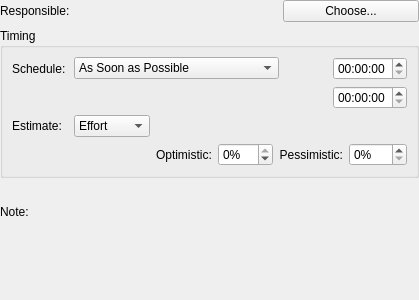
Qt form kplato/kptconfigtaskpanelbase.ui (KDE/calligra) before a commit.
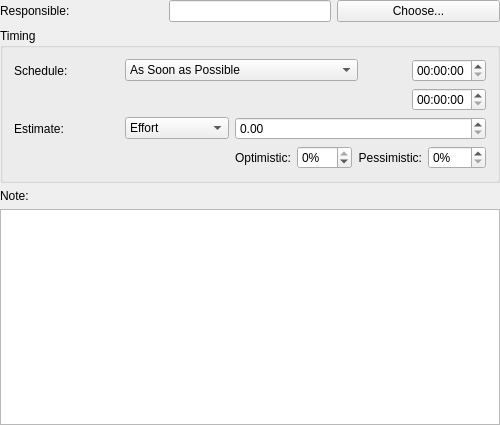
The same form after that commit. Custom widgets are drawn as their Qt base class.

Commit message: Remove DurationWidget, use DurationSpinBox instead.

The edit to the form file:
```diff
--- a/kplato/kptconfigtaskpanelbase.ui
+++ b/kplato/kptconfigtaskpanelbase.ui
@@ -6,16 +6,22 @@
    <rect>
     <x>0</x>
     <y>0</y>
-    <width>419</width>
-    <height>300</height>
+    <width>500</width>
+    <height>425</height>
    </rect>
   </property>
   <layout class="QVBoxLayout" >
    <property name="margin" >
     <number>0</number>
    </property>
-   <property name="spacing" >
-    <number>6</number>
+   <property name="topMargin" >
+    <number>0</number>
+   </property>
+   <property name="rightMargin" >
+    <number>0</number>
+   </property>
+   <property name="bottomMargin" >
+    <number>0</number>
    </property>
    <item>
     <layout class="QHBoxLayout" >
@@ -44,11 +50,9 @@
       </widget>
      </item>
      <item>
-      <widget class="KLineEdit" native="1" name="leaderfield" >
+      <widget class="KLineEdit" name="leaderfield" >
        <property name="sizePolicy" >
-        <sizepolicy>
-         <hsizetype>5</hsizetype>
-         <vsizetype>5</vsizetype>
+        <sizepolicy vsizetype="Preferred" hsizetype="Preferred" >
          <horstretch>0</horstretch>
          <verstretch>0</verstretch>
         </sizepolicy>
@@ -84,18 +88,10 @@
       <string>Timing</string>
      </property>
      <layout class="QGridLayout" >
-      <property name="margin" >
-       <number>9</number>
-      </property>
-      <property name="spacing" >
-       <number>6</number>
-      </property>
       <item row="0" column="0" >
        <widget class="QLabel" name="textLabel3" >
         <property name="sizePolicy" >
-         <sizepolicy>
-          <hsizetype>5</hsizetype>
-          <vsizetype>5</vsizetype>
+         <sizepolicy vsizetype="Preferred" hsizetype="Preferred" >
           <horstretch>0</horstretch>
           <verstretch>0</verstretch>
          </sizepolicy>
@@ -114,9 +110,7 @@
       <item row="0" column="1" colspan="2" >
        <widget class="KComboBox" name="scheduleType" >
         <property name="sizePolicy" >
-         <sizepolicy>
-          <hsizetype>5</hsizetype>
-          <vsizetype>0</vsizetype>
+         <sizepolicy vsizetype="Fixed" hsizetype="Preferred" >
           <horstretch>0</horstretch>
           <verstretch>0</verstretch>
          </sizepolicy>
@@ -217,9 +211,7 @@
       <item row="2" column="0" >
        <widget class="QLabel" name="textLabel3_2" >
         <property name="sizePolicy" >
-         <sizepolicy>
-          <hsizetype>5</hsizetype>
-          <vsizetype>5</vsizetype>
+         <sizepolicy vsizetype="Preferred" hsizetype="Preferred" >
           <horstretch>0</horstretch>
           <verstretch>0</verstretch>
          </sizepolicy>
@@ -235,9 +227,7 @@
       <item row="2" column="1" >
        <widget class="KComboBox" name="estimateType" >
         <property name="sizePolicy" >
-         <sizepolicy>
-          <hsizetype>5</hsizetype>
-          <vsizetype>0</vsizetype>
+         <sizepolicy vsizetype="Fixed" hsizetype="Preferred" >
           <horstretch>0</horstretch>
           <verstretch>0</verstretch>
          </sizepolicy>
@@ -258,14 +248,7 @@
        </widget>
       </item>
       <item row="2" column="2" colspan="2" >
-       <widget class="QWidget" native="1" name="durationHolder" >
-        <property name="minimumSize" >
-         <size>
-          <width>250</width>
-          <height>18</height>
-         </size>
-        </property>
-       </widget>
+       <widget class="DurationSpinBox" name="estimate" />
       </item>
       <item row="3" column="2" colspan="2" >
        <layout class="QHBoxLayout" >
@@ -278,9 +261,7 @@
         <item>
          <widget class="QLabel" name="textLabel1_2" >
           <property name="sizePolicy" >
-           <sizepolicy>
-            <hsizetype>5</hsizetype>
-            <vsizetype>5</vsizetype>
+           <sizepolicy vsizetype="Preferred" hsizetype="Preferred" >
             <horstretch>0</horstretch>
             <verstretch>0</verstretch>
            </sizepolicy>
@@ -312,9 +293,7 @@
         <item>
          <widget class="QLabel" name="textLabel2_2" >
           <property name="sizePolicy" >
-           <sizepolicy>
-            <hsizetype>5</hsizetype>
-            <vsizetype>5</vsizetype>
+           <sizepolicy vsizetype="Preferred" hsizetype="Preferred" >
             <horstretch>0</horstretch>
             <verstretch>0</verstretch>
            </sizepolicy>
@@ -362,17 +341,16 @@
     </widget>
    </item>
    <item>
-    <widget class="KTextEdit" native="1" name="descriptionfield" />
+    <widget class="KTextEdit" name="descriptionfield" />
    </item>
   </layout>
  </widget>
  <layoutdefault spacing="6" margin="11" />
  <customwidgets>
   <customwidget>
-   <class>KTextEdit</class>
-   <extends>QWidget</extends>
-   <header>ktextedit.h</header>
-   <container>1</container>
+   <class>KComboBox</class>
+   <extends>QComboBox</extends>
+   <header>kcombobox.h</header>
   </customwidget>
   <customwidget>
    <class>KDateWidget</class>
@@ -382,14 +360,20 @@
   </customwidget>
   <customwidget>
    <class>KLineEdit</class>
-   <extends>QWidget</extends>
+   <extends>QLineEdit</extends>
    <header>klineedit.h</header>
    <container>1</container>
   </customwidget>
   <customwidget>
-   <class>KComboBox</class>
-   <extends>QComboBox</extends>
-   <header>kcombobox.h</header>
+   <class>KTextEdit</class>
+   <extends>QTextEdit</extends>
+   <header>ktextedit.h</header>
+   <container>1</container>
+  </customwidget>
+  <customwidget>
+   <class>DurationSpinBox</class>
+   <extends>QDoubleSpinBox</extends>
+   <header>kptdurationspinbox.h</header>
   </customwidget>
  </customwidgets>
  <tabstops>
```
Left out of the diff: 83 changed lines with no effect on the pictures. The commit also changes 18 other files.
